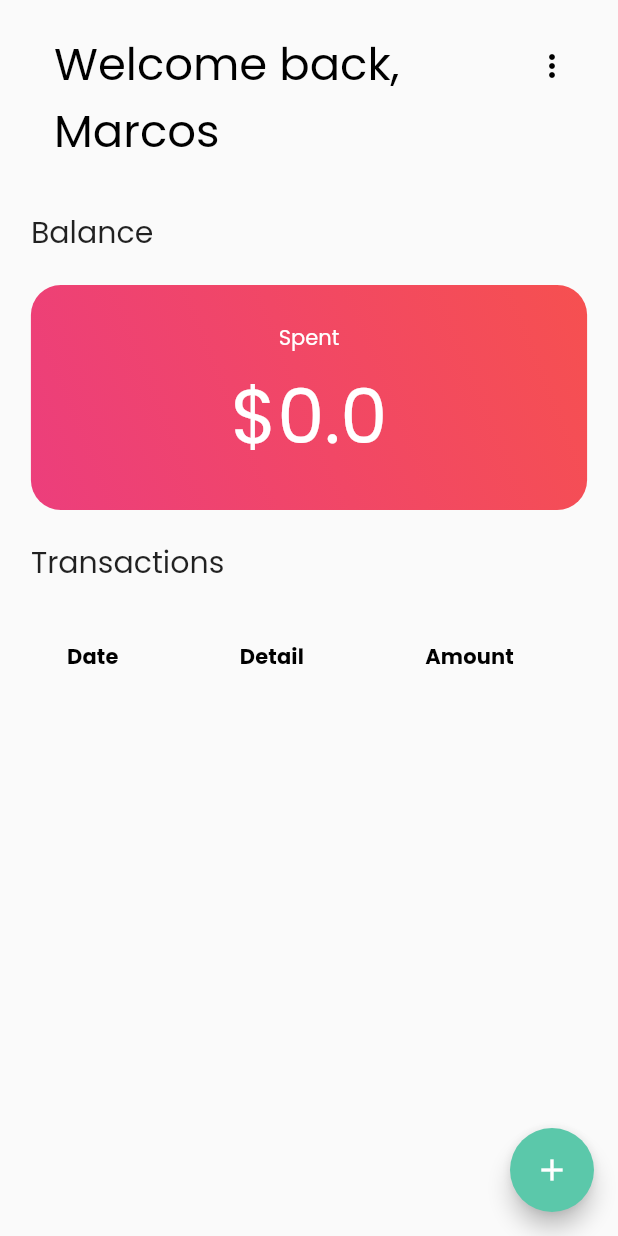
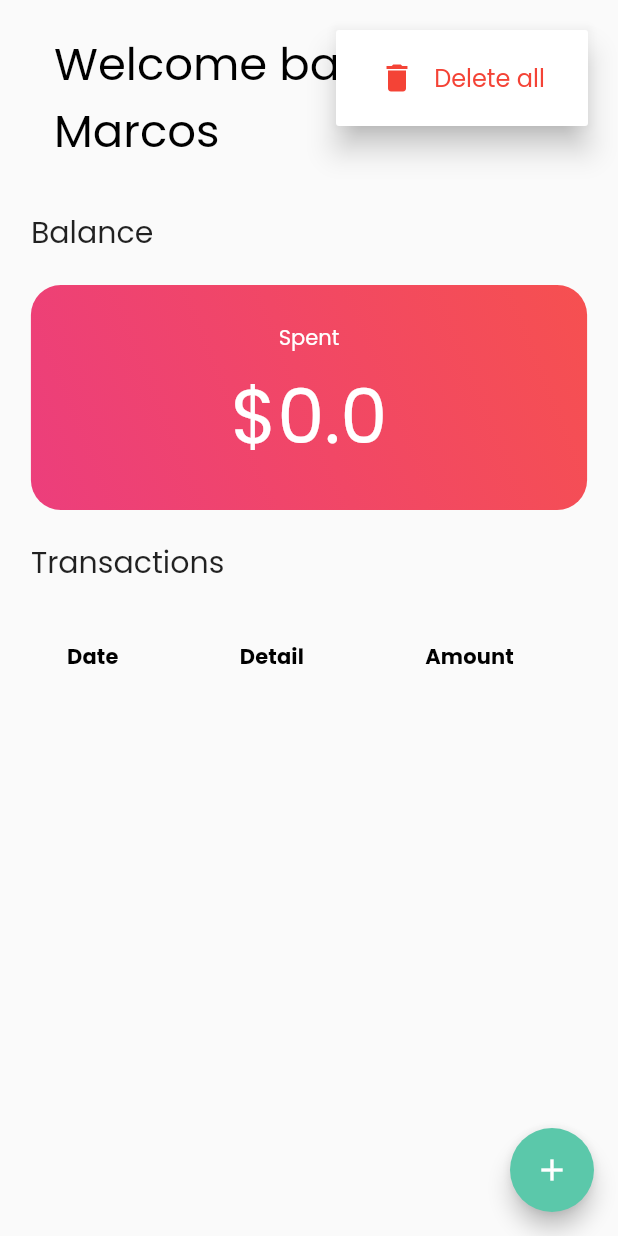
Before and after one commit to MCarlomagno/spending_tracker, a Flutter app: the screen it shows after launch, after a tap on the "more vert" icon, on a phone screen of 412 x 824 dp. Run offline on Flutter 3.47's test engine with Material 2 defaults, Android fonts, the phone set to English and light mode, and no system bars; our stand-ins replace get_it, sqflite; accounts and stored records are empty.

Commit message:
feature: delete all payments

```diff
--- a/lib/services/transactions_service.dart
+++ b/lib/services/transactions_service.dart
@@ -12,4 +12,8 @@ class PaymentsService {
     List<Payment> allPayments = await transactionsRepository.getAll();
     return allPayments;
   }
+
+  Future<void> deleteAll() async {
+    await transactionsRepository.deleteAll();
+  }
 }
--- a/lib/widgets/home/home.dart
+++ b/lib/widgets/home/home.dart
@@ -87,15 +87,35 @@ class HomeAppBar extends StatelessWidget implements PreferredSizeWidget {
           padding: EdgeInsets.all(20),
           child: Align(
             alignment: Alignment.topRight,
-            child: IconButton(
-              onPressed: () {},
+            child: PopupMenuButton<int>(
               icon: Icon(
                 Icons.more_vert,
                 color: Colors.black,
               ),
+              onSelected: (int result) {
+                Provider.of<PaymentModel>(context, listen: false).deleteAll();
+              },
+              itemBuilder: (BuildContext context) => <PopupMenuEntry<int>>[
+                PopupMenuItem<int>(
+                  value: 0,
+                  child: Row(
+                    mainAxisAlignment: MainAxisAlignment.spaceEvenly,
+                    children: <Widget>[
+                      Icon(
+                        Icons.delete,
+                        color: Colors.red,
+                      ),
+                      Text(
+                        'Delete all',
+                        style: TextStyle(color: Colors.red),
+                      ),
+                    ],
+                  ),
+                ),
+              ],
             ),
           ),
-        )
+        ),
       ],
       title: Container(
         padding: EdgeInsets.fromLTRB(20, 20, 0, 0),
```
Also changed, not shown: lib/models/transactions_model.dart (+8 -0 lines), lib/repositories/transactions_repository.dart (+8 -1 lines).
